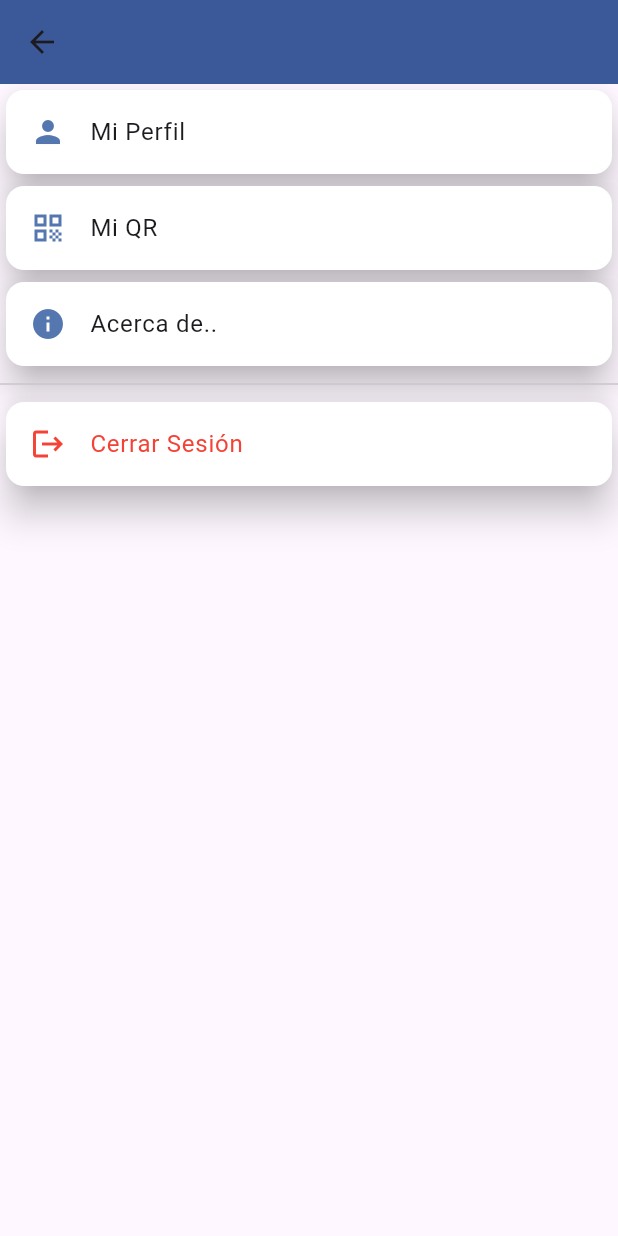
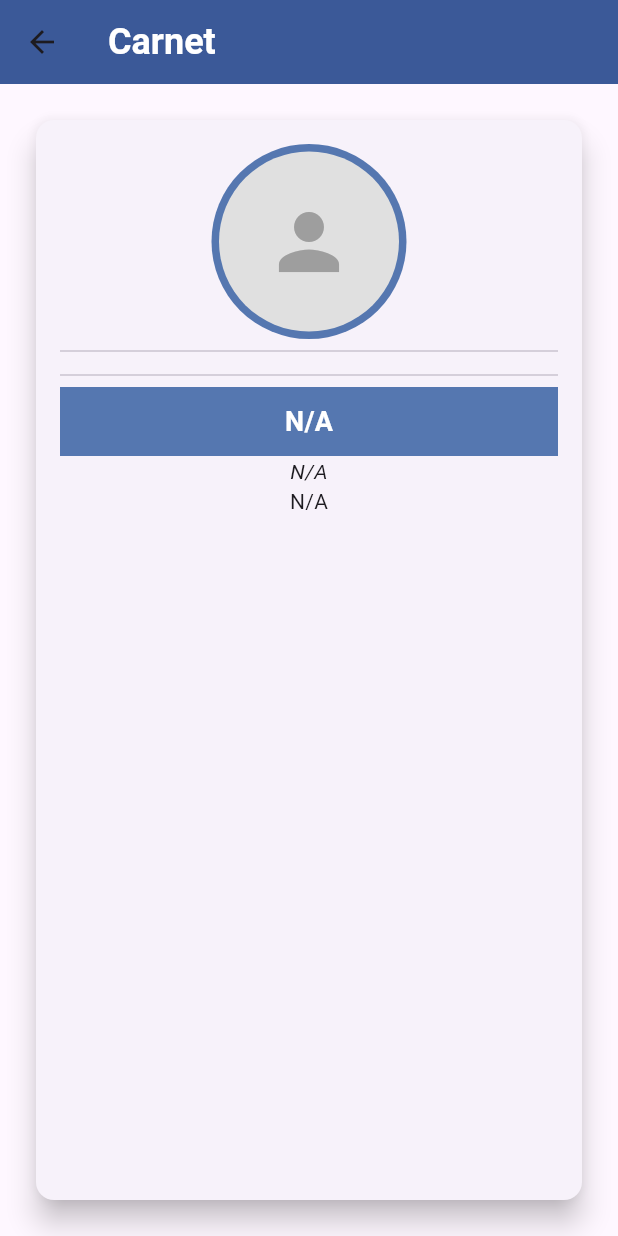
Before and after one commit to ingroger001/FullstackAvanzado001, a Flutter app: the HomePage screen opened directly, after a tap on "Mi QR", on a phone screen of 412 x 824 dp. Run offline on Flutter 3.47's test engine with Material 3 defaults, Android fonts, the phone set to English and light mode, and no system bars; our stand-ins replace file_picker, get, qr_flutter, supabase_flutter; accounts and stored records are empty.

Commit message:
Add files via upload

```diff
--- a/lib/homePage.dart
+++ b/lib/homePage.dart
@@ -2,6 +2,7 @@ import 'package:flutter/material.dart';
 import 'package:get/get.dart';
 import 'package:pro006/controladores/controlador.dart';
 import 'package:pro006/perfilpage.dart';
+import 'package:qr_flutter/qr_flutter.dart';
 
 class HomePage extends StatelessWidget {
   const HomePage({Key? key}) : super(key: key);
@@ -14,7 +15,7 @@ class HomePage extends StatelessWidget {
         title: Obx(
           () => Text(
             controller.nombresUsuario.value,
-            style: TextStyle(color: Colors.white),
+            style: const TextStyle(color: Colors.white),
           ),
         ),
         centerTitle: true,
@@ -29,7 +30,7 @@ class HomePage extends StatelessWidget {
               leading: const Icon(Icons.person, color: Color(0xFF5577B0)),
               title: const Text('Mi Perfil'),
               onTap: () {
-                Get.to(PerfilPage());
+                Get.to(const PerfilPage());
               },
             ),
           ),
@@ -40,7 +41,119 @@ class HomePage extends StatelessWidget {
             child: ListTile(
               leading: const Icon(Icons.qr_code, color: Color(0xFF5577B0)),
               title: const Text('Mi QR'),
-              onTap: () {},
+              onTap: () {
+                showModalBottomSheet(
+                  isScrollControlled: true,
+                  context: context,
+                  builder: (x) {
+                    return Scaffold(
+                      appBar: AppBar(
+                        title: Text(
+                          'Carnet ',
+                          style: TextStyle(
+                            fontSize: 24,
+                            fontWeight: FontWeight.bold,
+                            color: Colors.white,
+                          ),
+                        ),
+                      ),
+                      body: Padding(
+                        padding: const EdgeInsets.all(20.0),
+                        child: Obx(() {
+                          final userData = controller.datosUsuario.value;
+                          final imageUrl = userData['urlfoto'] ?? '';
+                          final email = userData['email'] ?? '';
+
+                          return Card(
+                            elevation: 8,
+
+                            child: Padding(
+                              padding: const EdgeInsets.all(16.0),
+                              child: ListView(
+                                children: [
+                                  CircleAvatar(
+                                    backgroundColor: Color(0xFF5577B0),
+                                    radius: 65,
+                                    child: CircleAvatar(
+                                      radius: 60,
+                                      backgroundColor: Colors.grey[300],
+                                      child:
+                                          imageUrl.isEmpty
+                                              ? const Icon(
+                                                Icons.person,
+                                                size: 60,
+                                                color: Colors.grey,
+                                              )
+                                              : ClipOval(
+                                                child: Image.network(
+                                                  imageUrl,
+                                                  width: 120,
+                                                  height: 120,
+                                                  fit: BoxFit.cover,
+                                                  errorBuilder: (
+                                                    context,
+                                                    error,
+                                                    stackTrace,
+                                                  ) {
+                                                    return const Icon(
+                                                      Icons.person,
+                                                      size: 60,
+                                                      color: Colors.grey,
+                                                    );
+                                                  },
+                                                ),
+                                              ),
+                                    ),
+                                  ),
+                                  Divider(),
+                                  if (email.isNotEmpty)
+                                    Center(
+                                      child: QrImageView(
+                                        data: email,
+                                        version: QrVersions.auto,
+                                        size: 220.0,
+                                        backgroundColor: Colors.white,
+                                      ),
+                                    ),
+                                  Divider(),
+
+                                  Container(
+                                    padding: EdgeInsets.all(10),
+                                    color: Color(0xFF5577B0),
+                                    child: Center(
+                                      child: Text(
+                                        userData['nombres'] ?? 'N/A',
+                                        style: TextStyle(
+                                          fontWeight: FontWeight.bold,
+                                          fontSize: 18,
+                                          color: Colors.white,
+                                        ),
+                                      ),
+                                    ),
+                                  ),
+                                  Center(
+                                    child: Text(
+                                      userData['email'] ?? 'N/A',
+                                      style: TextStyle(
+                                        fontStyle: FontStyle.italic,
+                                      ),
+                                    ),
+                                  ),
+                                  Center(
+                                    child: Text(userData['telefono'] ?? 'N/A'),
+                                  ),
+
+                                  const SizedBox(height: 20),
+                                ],
+                              ),
+                            ),
+                          );
+                        }),
+                      ),
+                    );
+                  },
+                );
+              },
             ),
           ),
           Obx(
```
